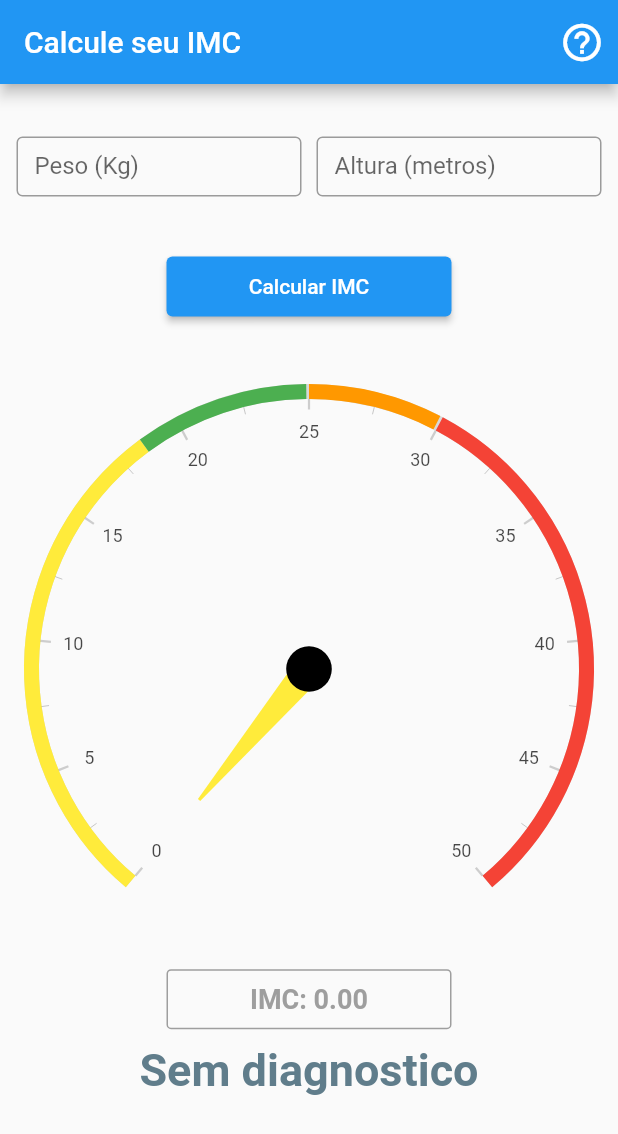
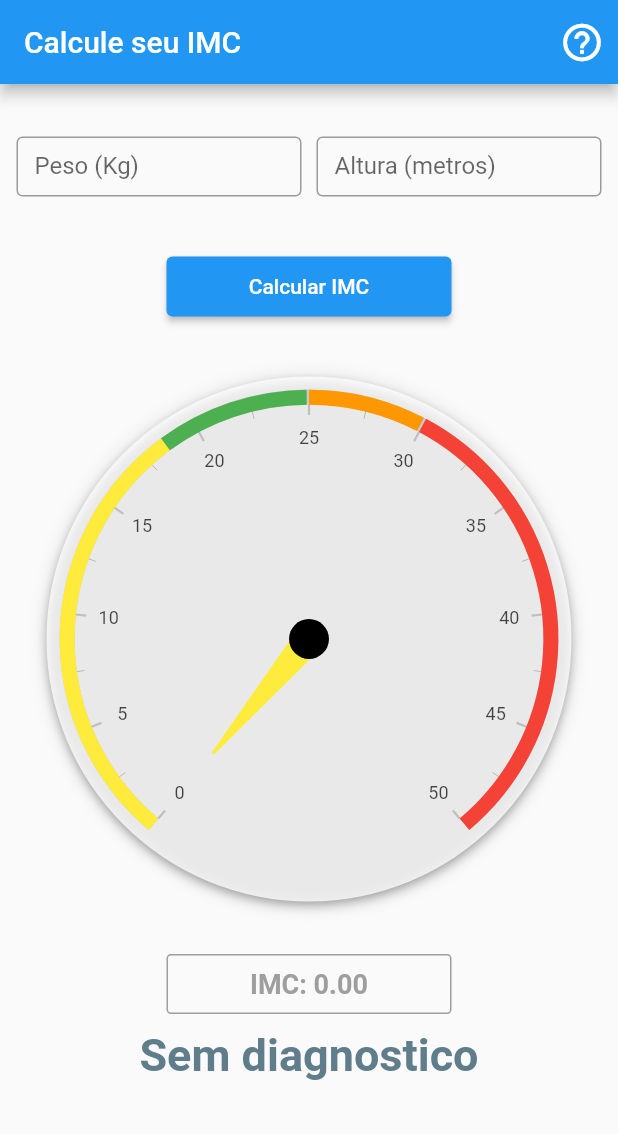
Before and after one commit to joaovitorpd/calculo_imc, a Flutter app: the screen it shows after launch, on a phone screen of 412 x 824 dp. Shown: the top 1134 px of the screen. Run offline on Flutter 3.47's test engine with Material 2 defaults, Android fonts, the phone set to English and light mode, and no system bars; drawn by our look-alikes of syncfusion_flutter_gauges; our stand-ins replace brasil_fields.

Commit message:
MedidorCircular is now in a Container with shadow

```diff
--- a/lib/screens/home_page.dart
+++ b/lib/screens/home_page.dart
@@ -1,5 +1,5 @@
 import 'package:brasil_fields/brasil_fields.dart';
-import 'package:calculo_imc/janela_de_ajuda.dart';
+import 'package:calculo_imc/widgets/janela_de_ajuda.dart';
 import 'package:calculo_imc/widgets/entrada_formatada.dart';
 import 'package:calculo_imc/widgets/medidor_circular.dart';
 import 'package:flutter/material.dart';
@@ -132,13 +132,17 @@ class _HomePageState extends State<HomePage> {
               const SizedBox(
                 height: 30,
               ),
-              SizedBox(
-                width: 400,
-                height: 400,
+              Container(
+                margin: const EdgeInsets.all(5.0),
+                decoration: BoxDecoration(
+                  color: const Color.fromARGB(200, 255, 255, 255),
+                  boxShadow: kElevationToShadow[4],
+                  shape: BoxShape.circle,
+                ),
                 child: MedidorCircular(imc: imc),
               ),
               const SizedBox(
-                height: 0.1,
+                height: 30.0,
               ),
               Container(
                 width: 190,
```
